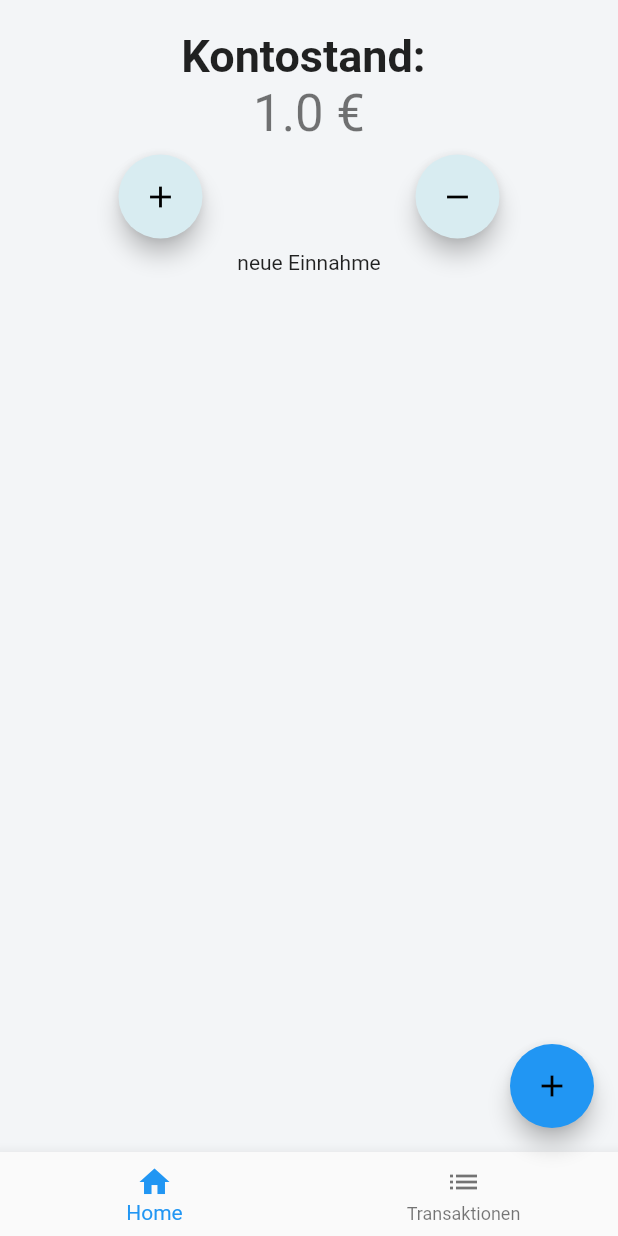
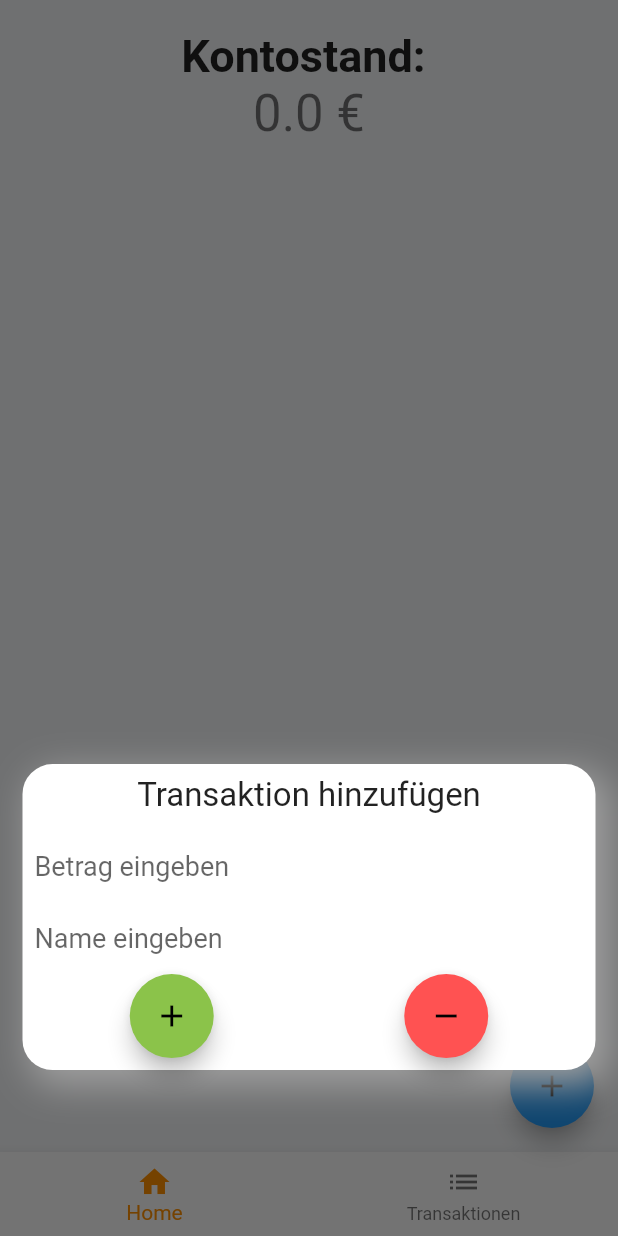
Before and after one commit to theflocco/transaktion_tracker, a Flutter app: the screen it shows after launch, after a tap on the "add" icon, on a phone screen of 412 x 824 dp. Run offline on Flutter 3.47's test engine with Material 2 defaults, Android fonts, the phone set to English and light mode, and no system bars; our stand-ins replace sqflite; missing offline and left inert: sqlcool; accounts and stored records are empty.

Commit message:
*removed old db files *added get kontostand to db helper -> buggy *refactored screens

```diff
--- a/lib/conf.dart
+++ /dev/null
@@ -1,3 +0,0 @@
-import 'package:sqlcool/sqlcool.dart';
-
-Db db = Db();
--- a/lib/main.dart
+++ b/lib/main.dart
@@ -2,8 +2,9 @@ import 'package:flutter/cupertino.dart';
 import 'package:flutter/material.dart';
 import 'package:fluttermoneytracker/model/dbmodels/database_helper.dart';
 import 'package:fluttermoneytracker/model/kontostand.dart';
-import 'package:fluttermoneytracker/repository/init_db.dart';
 import 'package:fluttermoneytracker/screens/add_transaktion_card.dart';
+import 'package:fluttermoneytracker/screens/main_screen/main_screen.dart';
+import 'package:fluttermoneytracker/screens/main_screen/transaktionen_screen.dart';
 import 'package:sqflite/sqflite.dart';
 import 'package:sqlcool/sqlcool.dart';
 
@@ -11,8 +12,6 @@ import 'model/transaktion.dart';
 
 void main() {
   runApp(MyApp());
-
-  initDb(db: new Db());
 }
 
 class MyApp extends StatelessWidget {
@@ -41,38 +40,26 @@ class MyHomePage extends StatefulWidget {
 }
 
 class _MyHomePageState extends State<MyHomePage> {
-  Kontostand kontostand = new Kontostand();
-  DatabaseHelper databaseHelper = new DatabaseHelper();
-  List<Transaktion> transList;
-  int count = 0;
 
-  void _addEinnahme() {
+
+  int _selectedIndex = 0;
+  static List<Widget> _widgetOptions = <Widget>[
+    MainScreen(),
+    TransaktionenScreen(),
+  ];
+
+  void _onItemTapped(int index) {
     setState(() {
-      Transaktion einnahme = new Transaktion("neue Einnahme", 1, new DateTime.now(), true);
-      kontostand.transaktionen.add(einnahme);
-      databaseHelper.insertTransaktion(einnahme);
-      updateListView();
-    });
-  }
-
-  void _addAusgbe() {
-    setState(() {
-      Transaktion ausgabe = new Transaktion("neue Ausgabe",1, new DateTime.now(), false);
-      kontostand.transaktionen.add(ausgabe);
-      databaseHelper.insertTransaktion(ausgabe);
-
-      updateListView();
+      _selectedIndex = index;
     });
   }
 
   @override
   Widget build(BuildContext context) {
-    if (transList == null) {
-      transList = List<Transaktion>();
-      updateListView();
-    }
+
 
     return Scaffold(
+      resizeToAvoidBottomPadding: false,
       bottomNavigationBar: BottomNavigationBar(
         items: const <BottomNavigationBarItem>[
           BottomNavigationBarItem(
@@ -84,60 +71,12 @@ class _MyHomePageState extends State<MyHomePage> {
             title: Text("Transaktionen"),
           ),
         ],
+        currentIndex: _selectedIndex,
+        selectedItemColor: Colors.amber[800],
+        onTap: _onItemTapped,
       ),
-      body: SafeArea(
-        child: Column(
-          children: <Widget>[
-            Padding(
-              padding: const EdgeInsets.only(top: 20.0),
-              child: Center(
-                child: Column(
-                  crossAxisAlignment: CrossAxisAlignment.center,
-                  children: <Widget>[
-                    Text(
-                      'Kontostand: ',
-                      style:
-                          TextStyle(fontSize: 30, fontWeight: FontWeight.bold),
-                    ),
-                    Text(
-                      kontostand.getKontostand().toString() + " €",
-                      style: Theme.of(context).textTheme.display1,
-                    ),
-                  ],
-                ),
-              ),
-            ),
-            Padding(
-              padding: const EdgeInsets.all(8.0),
-              child: Row(
-                mainAxisAlignment: MainAxisAlignment.spaceAround,
-                children: <Widget>[
-                  FloatingActionButton(
-                    onPressed: _addEinnahme,
-                    tooltip: 'Hinzufügen',
-                    child: Icon(Icons.add),
-                  ),
-                  FloatingActionButton(
-                    onPressed: _addAusgbe,
-                    tooltip: 'Abziehen',
-                    child: Icon(Icons.remove),
-                  ),
-                ],
-              ),
-            ),
-            this.count > 0
-                ? Expanded(
-                    child: new ListView.builder(
-                        itemCount: this.count,
-                        itemBuilder: (BuildContext context, int index) {
-                          return Center(
-                              child: new Text(
-                                  this.transList[index].name));
-                        }),
-                  )
-                : Text("Keine Einträge vorhanden"),
-          ],
-        ),
+      body: Center(
+        child: _widgetOptions.elementAt(_selectedIndex),
       ),
       floatingActionButton: FloatingActionButton(
         child: Icon(Icons.add),
@@ -156,23 +95,10 @@ class _MyHomePageState extends State<MyHomePage> {
             padding: EdgeInsets.only(
                 bottom: MediaQuery.of(context).viewInsets.bottom),
             child: Container(
-                height: MediaQuery.of(context).size.height * 0.3,
-                child: AddTransaktionCard(this.updateListView),
+                height: MediaQuery.of(context).size.height * 0.4,
+                child: AddTransaktionCard(),
           ));
         });
   }
 
-
-  void updateListView() {
-    final Future<Database> dbFuture = databaseHelper.initializeDatabase();
-    dbFuture.then((database) {
-      Future<List<Transaktion>> transListFuture = databaseHelper.getTransaktionList();
-      transListFuture.then((transList) {
-        setState(() {
-          this.transList = transList;
-          this.count = transList.length;
-        });
-      });
-    });
-  }
 }
--- a/lib/model/dbmodels/database_helper.dart
+++ b/lib/model/dbmodels/database_helper.dart
@@ -76,6 +76,22 @@ class DatabaseHelper {
 		return result;
 	}
 
+	Future<double> getKontoStand() async {
+		double kontostand = 0;
+		var transaktionList = await getTransaktionList();
+		transaktionList.forEach((trans) =>
+		{
+			if (trans.isEinnahme) {
+				kontostand += trans.betrag
+			} else
+				{
+					kontostand -= trans.betrag
+				}
+		});
+
+		return kontostand;
+}
+
 	Future<List<Transaktion>> getTransaktionList() async {
 
 		var todoMapList = await getTransaktionMapList(); // Get 'Map List' from database
@@ -90,4 +106,6 @@ class DatabaseHelper {
 		return todoList;
 	}
 
+
+
 }
--- a/lib/model/kontostand.dart
+++ b/lib/model/kontostand.dart
@@ -1,6 +1,7 @@
 import 'package:fluttermoneytracker/model/transaktion.dart';
 
 class Kontostand {
+
   List<Transaktion> transaktionen = [];
 
 
--- a/lib/model/transaktion.dart
+++ b/lib/model/transaktion.dart
@@ -1,7 +1,3 @@
-import 'package:flutter/foundation.dart';
-import 'package:fluttermoneytracker/model/dbmodels/einnahmeTable.dart';
-import 'package:sqlcool/sqlcool.dart';
-import '../conf.dart' as conf;
 
 class Transaktion {
   int id;
@@ -41,7 +37,7 @@ class Transaktion {
   }
 
   bool mapToBool(int integer) {
-    if (int == 1) {
+    if (integer == 1) {
       return true;
     } else {
       return false;
--- a/lib/repository/init_db.dart
+++ /dev/null
@@ -1,29 +0,0 @@
-import 'package:flutter/widgets.dart';
-import 'package:fluttermoneytracker/model/transaktion.dart';
-import 'package:sqlcool/sqlcool.dart';
-import '../conf.dart' as conf;
-
-Future<void> initDb({
-  @required Db db,
-  String path = "einnahmen.sqlite",
-}) async {
-  DbTable einnahmen = DbTable("einnahmen")
-    ..varchar("name")
-    ..varchar("betrag")
-    ..varchar("description")
-    ..varchar("datum");
-  List<DbTable> schema = [einnahmen];
-
-  String dbPath = "db.sqlite";
-  try {
-    await db.init(path: dbPath, schema: schema);
-  } catch (e) {
-    rethrow;
-  }
-  print("Database initialized with schema:");
-  db.schema.describe();
-}
-
-Future<int> insertTransaktion(Transaktion trans) {
-  //trans.sqlInsert(verbose: true);
-}
--- a/lib/screens/add_transaktion_card.dart
+++ b/lib/screens/add_transaktion_card.dart
@@ -4,23 +4,19 @@ import 'package:fluttermoneytracker/model/dbmodels/database_helper.dart';
 import 'package:fluttermoneytracker/model/transaktion.dart';
 
 class AddTransaktionCard extends StatefulWidget {
-  Function callback;
-  AddTransaktionCard(this.callback);
   @override
-  _AddTransaktionCardState createState() => _AddTransaktionCardState(callback);
+  _AddTransaktionCardState createState() => _AddTransaktionCardState();
 }
 
 class _AddTransaktionCardState extends State<AddTransaktionCard> {
   final TextEditingController betragController = new TextEditingController();
-  final Function callback;
   final TextEditingController nameController = new TextEditingController();
   DatabaseHelper helper = new DatabaseHelper();
 
-  _AddTransaktionCardState(this.callback);
-
   @override
   Widget build(BuildContext context) {
-    return Padding(
+    return SingleChildScrollView(
+      child: Padding(
         padding: const EdgeInsets.all(15.0),
         child: Container(
           decoration: BoxDecoration(
@@ -85,6 +81,7 @@ class _AddTransaktionCardState extends State<AddTransaktionCard> {
             ),
           ),
         ),
+      ),
     );
   }
 
@@ -92,7 +89,6 @@ class _AddTransaktionCardState extends State<AddTransaktionCard> {
     if (betragController.value.toString().isNotEmpty) {
       Transaktion einnahme = new Transaktion(nameController.text, double.parse(betragController.text), new DateTime.now(), isEinnahme);
       this.helper.insertTransaktion(einnahme);
-      this.callback();
       Navigator.of(context).pop();
     }
   }
--- /dev/null
+++ b/lib/screens/main_screen/main_screen.dart
@@ -0,0 +1,64 @@
+import 'package:flutter/material.dart';
+import 'package:flutter/widgets.dart';
+import 'package:fluttermoneytracker/model/dbmodels/database_helper.dart';
+import 'package:fluttermoneytracker/model/kontostand.dart';
+import 'package:fluttermoneytracker/model/transaktion.dart';
+import 'package:sqflite/sqflite.dart';
+
+class MainScreen extends StatefulWidget {
+
+  @override
+  _MainScreenState createState() => _MainScreenState();
+}
+
+class _MainScreenState extends State<MainScreen> {
+  Kontostand kontostand = new Kontostand();
+  DatabaseHelper databaseHelper = new DatabaseHelper();
+  double kontostandValue = 0;
+
+  void fetchKontoStand() {
+    final Future<Database> dbFuture = databaseHelper.initializeDatabase();
+    dbFuture.then((database) {
+      Future<double> kontostandFuture = databaseHelper.getKontoStand();
+      kontostandFuture.then((kontostandDouble) => {
+      setState(() {
+        this.kontostandValue = kontostandDouble;
+      })
+      });
+    });
+  }
+
+  @override
+  Widget build(BuildContext context) {
+    fetchKontoStand();
+    return SafeArea(
+      child: Column(
+        children: <Widget>[
+          Padding(
+            padding: const EdgeInsets.only(top: 20.0),
+            child: Center(
+              child: Column(
+                crossAxisAlignment: CrossAxisAlignment.center,
+                children: <Widget>[
+                  Text(
+                    'Kontostand: ',
+                    style:
+                    TextStyle(fontSize: 30, fontWeight: FontWeight.bold),
+                  ),
+                  Text(
+
+                    kontostandValue.toString() + " €",
+                    style: Theme
+                        .of(context)
+                        .textTheme
+                        .display1,
+                  ),
+                ],
+              ),
+            ),
+          ),
+        ],
+      ),
+    );
+  }
+}
```
Also changed, not shown: lib/model/dbmodels/einnahmeTable.dart (deleted, +0 -7 lines), lib/screens/main_screen/transaktionen_screen.dart (added, +84 -0 lines). Lines whose indentation alone changed are shown as unchanged.
